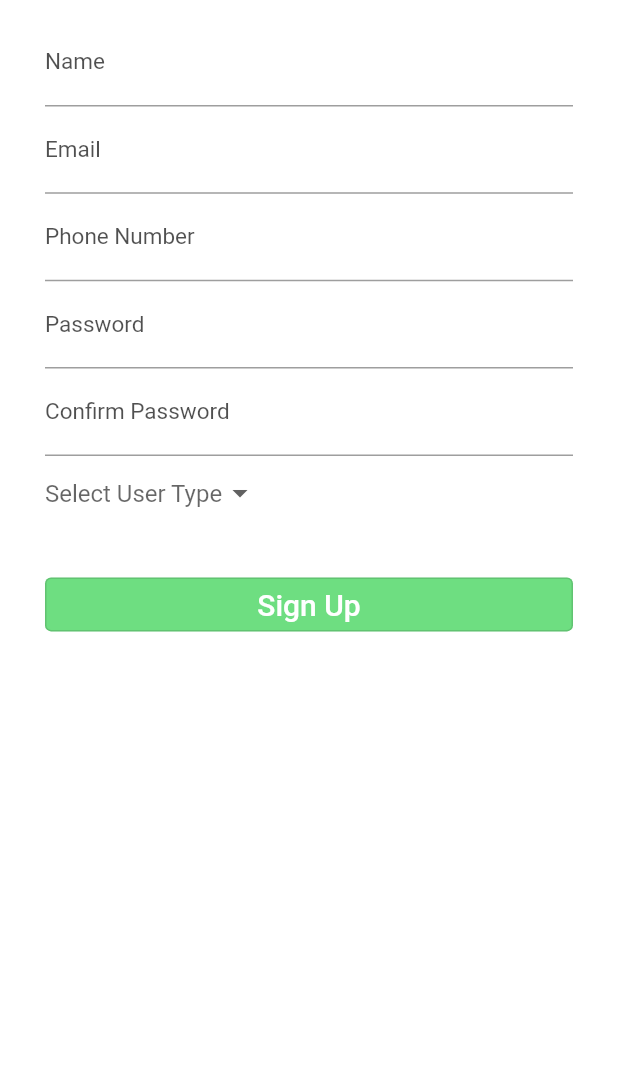
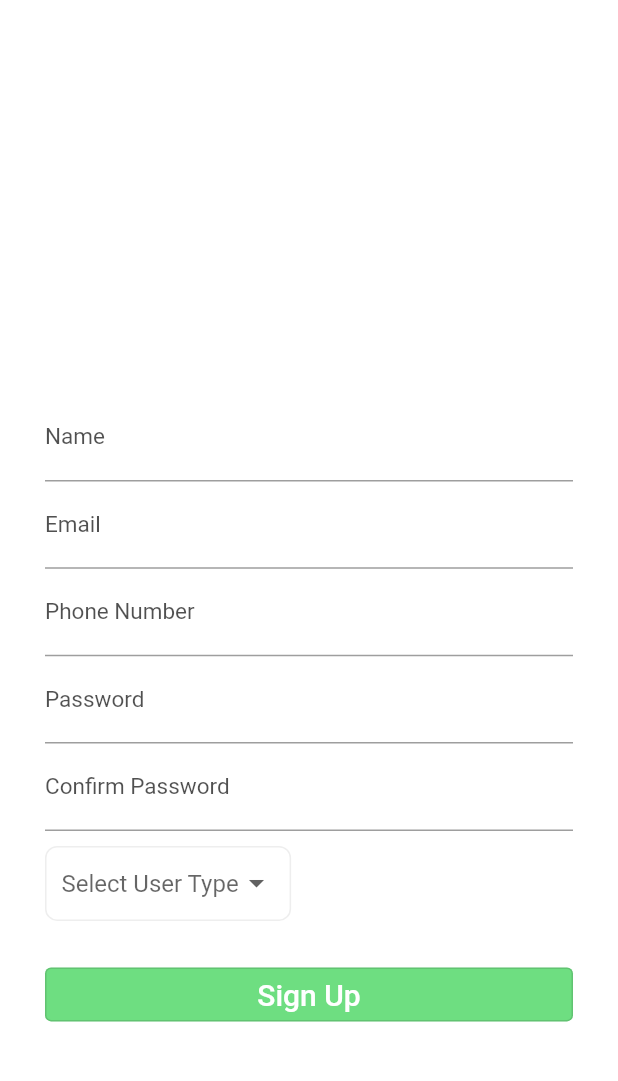
Before and after one commit to raian-ruku/RentEase, a Flutter app: the SignUp screen opened directly, on a phone screen of 412 x 824 dp, the part 65-1146 px from its top. Run offline on Flutter 3.47's test engine with Material 2 defaults, Android fonts, the phone set to English and light mode, and no system bars; our stand-ins replace firebase_core; accounts and stored records are empty.

Commit message:
dropdown and validation

```diff
--- a/lib/SignUp/Pages/sign_up.dart
+++ b/lib/SignUp/Pages/sign_up.dart
@@ -11,11 +11,13 @@ class SignUp extends StatefulWidget {
 
 class _SignUpState extends State<SignUp> {
   late List<String> _userType;
-  String _selectUserType = 'Select User Type';
+  String? _selectUserType;
+  GlobalKey<FormState> formKey = GlobalKey();
   @override
   void initState() {
     // TODO: implement initState
     _userType = ['Owner', 'Tenant'];
+    print(_userType.length);
     super.initState();
   }
 
@@ -50,11 +52,13 @@ class _SignUpState extends State<SignUp> {
           width: MediaQuery.of(context).size.width * 1,
           child: Padding(
             padding: const EdgeInsets.symmetric(horizontal: 30),
+            child: Form(
+              key: formKey,
               child: Column(
                 mainAxisAlignment: MainAxisAlignment.start,
                 crossAxisAlignment: CrossAxisAlignment.start,
                 children: [
-                //const SizedBox(height: 250),
+                  const SizedBox(height: 250),
                   TextFormField(
                     decoration: const InputDecoration(
                       labelText: 'Name',
@@ -62,7 +66,8 @@ class _SignUpState extends State<SignUp> {
                           color: Color.fromRGBO(0, 0, 0, 0.686), fontSize: 15),
                       focusedBorder: UnderlineInputBorder(
                           borderSide: BorderSide(
-                            color: Color.fromRGBO(0, 0, 0, 0.686), width: 2.0)),
+                              color: Color.fromRGBO(0, 0, 0, 0.686),
+                              width: 2.0)),
                     ),
                   ),
                   TextFormField(
@@ -72,7 +77,8 @@ class _SignUpState extends State<SignUp> {
                           color: Color.fromRGBO(0, 0, 0, 0.686), fontSize: 15),
                       focusedBorder: UnderlineInputBorder(
                           borderSide: BorderSide(
-                            color: Color.fromRGBO(0, 0, 0, 0.686), width: 2.0)),
+                              color: Color.fromRGBO(0, 0, 0, 0.686),
+                              width: 2.0)),
                     ),
                   ),
                   TextFormField(
@@ -83,18 +89,26 @@ class _SignUpState extends State<SignUp> {
                           color: Color.fromRGBO(0, 0, 0, 0.686), fontSize: 15),
                       focusedBorder: UnderlineInputBorder(
                           borderSide: BorderSide(
-                            color: Color.fromRGBO(0, 0, 0, 0.686), width: 2.0)),
+                              color: Color.fromRGBO(0, 0, 0, 0.686),
+                              width: 2.0)),
                     ),
                   ),
                   TextFormField(
                     obscureText: true,
+                    validator: (value) {
+                      if (value!.isEmpty) {
+                        return 'Please enter password';
+                      }
+                      return null;
+                    },
                     decoration: const InputDecoration(
                       labelText: 'Password',
                       labelStyle: TextStyle(
                           color: Color.fromRGBO(0, 0, 0, 0.686), fontSize: 15),
                       focusedBorder: UnderlineInputBorder(
                           borderSide: BorderSide(
-                            color: Color.fromRGBO(0, 0, 0, 0.686), width: 2.0)),
+                              color: Color.fromRGBO(0, 0, 0, 0.686),
+                              width: 2.0)),
                     ),
                   ),
                   TextFormField(
@@ -105,26 +119,38 @@ class _SignUpState extends State<SignUp> {
                           color: Color.fromRGBO(0, 0, 0, 0.686), fontSize: 15),
                       focusedBorder: UnderlineInputBorder(
                           borderSide: BorderSide(
-                            color: Color.fromRGBO(0, 0, 0, 0.686), width: 2.0)),
+                              color: Color.fromRGBO(0, 0, 0, 0.686),
+                              width: 2.0)),
                     ),
                   ),
-                SizedBox(
+                  const SizedBox(
+                    height: 10,
+                  ),
+                  Container(
                     height: 50,
+                    decoration: BoxDecoration(
+                        border: Border.all(color: Colors.grey.shade200),
+                        borderRadius: BorderRadius.circular(8)),
+                    child: Padding(
+                      padding: const EdgeInsets.symmetric(
+                          horizontal: 10, vertical: 2),
                       child: DropdownButtonHideUnderline(
                           child: DropdownButton(
+                        value: _selectUserType,
                         hint: const Text('Select User Type'),
-                    onChanged: (value) {
-                      print(value.toString());
+                        onChanged: (newValue) {
                           setState(() {
-                        _selectUserType = value.toString();
+                            _selectUserType = newValue.toString();
                           });
                         },
-                    value: _selectUserType,
-                    items: _userType
-                        .map<DropdownMenuItem<String>>(
-                            (e) => DropdownMenuItem(child: Text(e)))
-                        .toList(),
+                        items: _userType.map((valueItem) {
+                          return DropdownMenuItem(
+                            value: valueItem,
+                            child: Text(valueItem),
+                          );
+                        }).toList(),
                       )),
+                    ),
                   ),
                   Padding(
                     padding: const EdgeInsets.only(top: 25),
@@ -147,6 +173,7 @@ class _SignUpState extends State<SignUp> {
             ),
           ),
         ),
+      ),
     );
   }
 }
```
Lines whose indentation alone changed are shown as unchanged.
